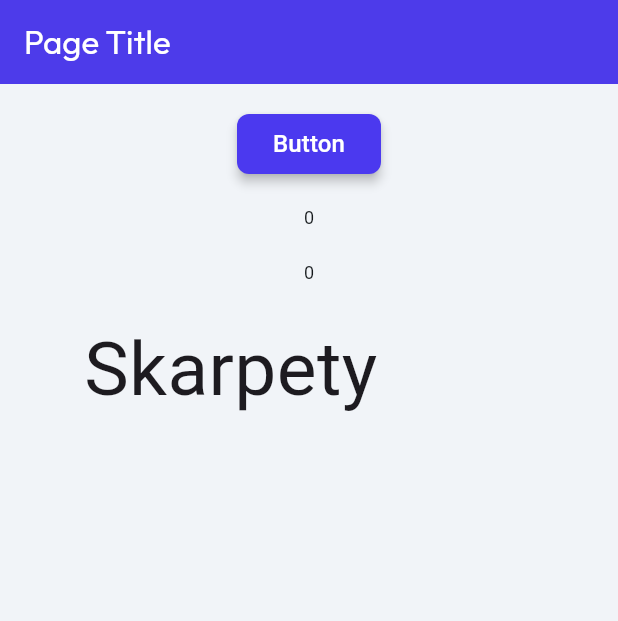
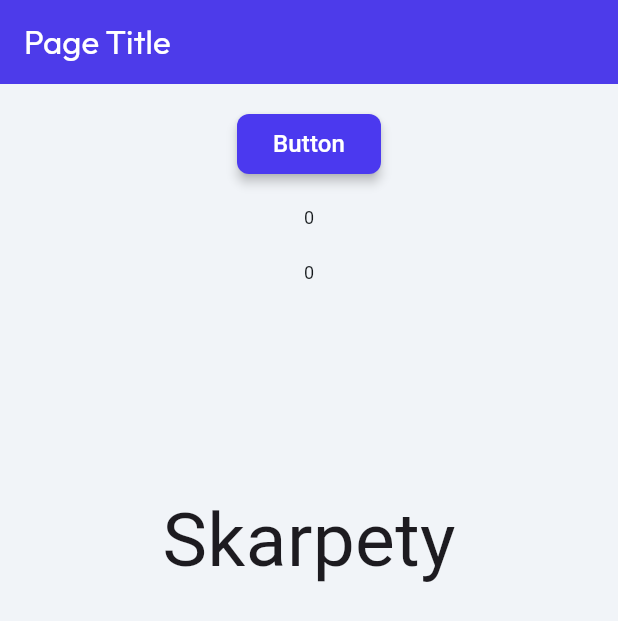
Before and after one commit to gzimon/testff, a Flutter app: the screen it shows after launch, on a phone screen of 412 x 824 dp. Shown: the top 621 px of the screen. Run offline on Flutter 3.47's test engine with Material 3 defaults, Android fonts, the phone set to English and light mode, and no system bars; drawn by our look-alikes of auto_size_text; our stand-ins replace dotted_border, font_awesome_flutter, from_css_color, go_router, google_fonts, page_transition and 2 more; missing offline and left inert: json_path, scratcher; Roboto replaces fonts that are missing (Readex Pro).

Commit message:
Updating to latest FlutterFlow output.

```diff
--- a/lib/custom_code/widgets/scratchcard.dart
+++ b/lib/custom_code/widgets/scratchcard.dart
@@ -51,17 +51,17 @@ class _ScratchcardState extends State<Scratchcard> {
                 _textShow = true;
               });
             },
-            child: Text(
-              "Skarpety",
-              style: TextStyle(
-                fontSize: 50,
+            child: Container(
+              height: widget.height,
+              width: widget.width,
+              alignment: Alignment.center,
+              child: Text(
+                "Skarpety",
+                style: TextStyle(
+                  fontSize: 50,
+                ),
               ),
             ),
-            /*child: Container(
-            height: 300,
-            width: 300,
-            color: Colors.blue,
-            ),*/
           ),
         ),
         if (_textShow) Text('A kuku panie kruku')
```
